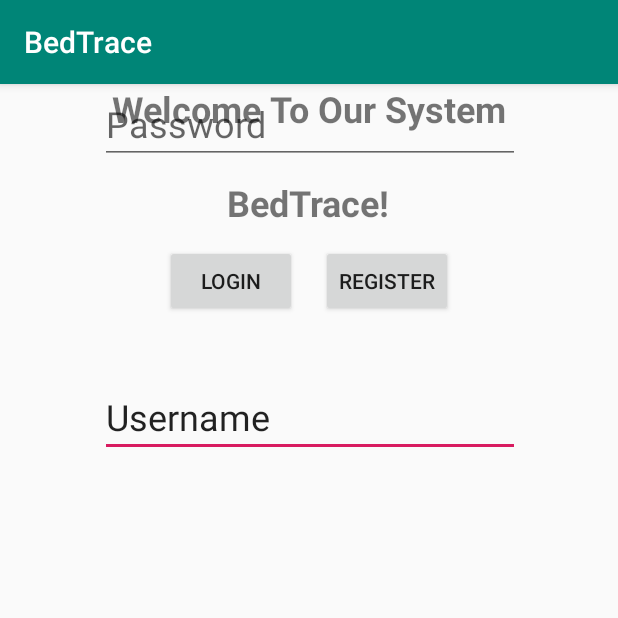
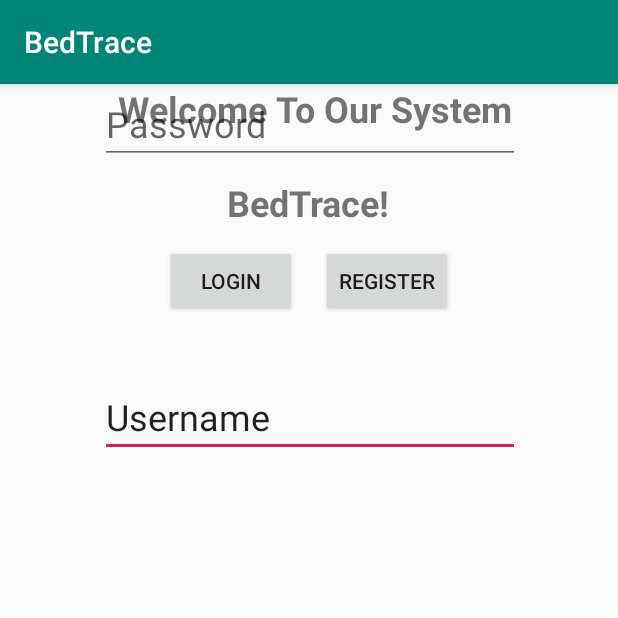
Before and after one commit to violetGhost/BedTrace, an Android app: the screen it shows after launch (MainActivity), on a phone screen of 412 x 824 dp, the top half of it. Run offline under Robolectric (Android 15) with nearby library versions, the phone set to English and light mode, and no system bars; Roboto replaces fonts that are not available here.

Commit message:
ubah padding kat textview welcome sebelah kiri +8

```diff
--- a/app/src/main/res/layout/activity_main.xml
+++ b/app/src/main/res/layout/activity_main.xml
@@ -26,6 +26,7 @@
         android:id="@+id/textView"
         android:layout_width="wrap_content"
         android:layout_height="wrap_content"
+        android:layout_marginStart="8dp"
         android:layout_marginEnd="8dp"
         android:fontFamily="@font/aclonica"
         android:text="Welcome To Our System"
```
Also changed, not shown: 932 other files.
